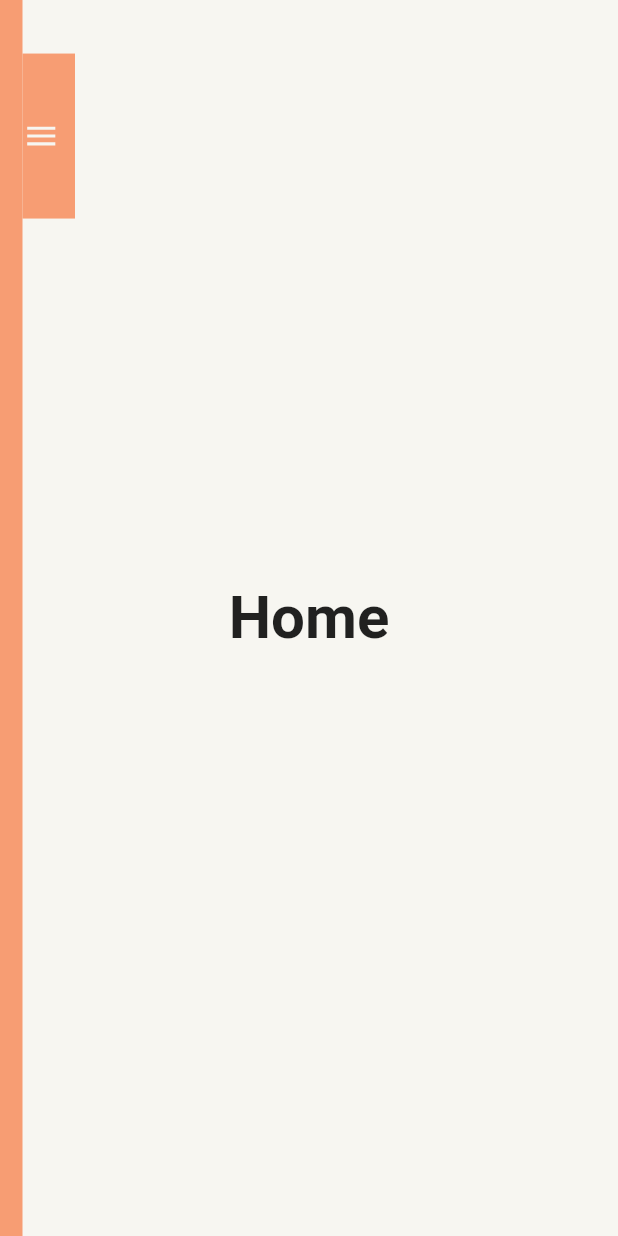
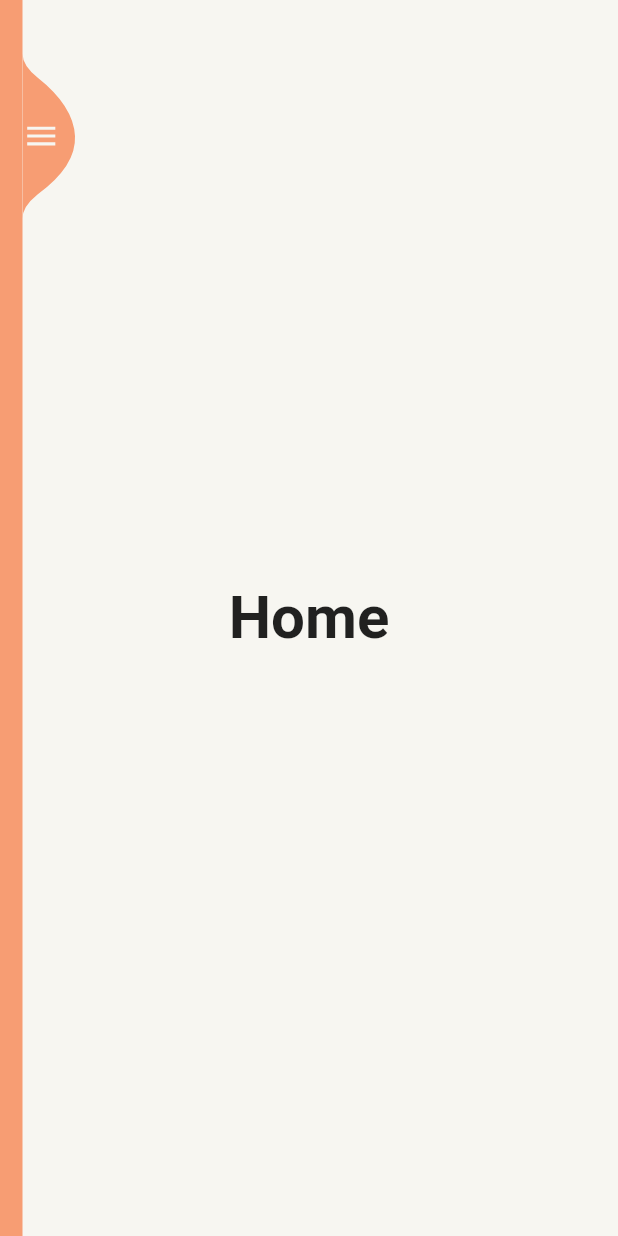
Before and after one commit to MatthieuNadeau96/sidebar_animation, a Flutter app: the screen it shows after launch, on a phone screen of 412 x 824 dp. Run offline on Flutter 3.47's test engine with Material 2 defaults, Android fonts, the phone set to English and light mode, and no system bars; our stand-ins replace rxdart.

```diff
--- a/lib/sidebar/sidebar.dart
+++ b/lib/sidebar/sidebar.dart
@@ -145,6 +145,8 @@ class _SidebarState extends State<Sidebar> with SingleTickerProviderStateMixin {
                   onTap: () {
                     onIconPressed();
                   },
+                  child: ClipPath(
+                    clipper: CustomMenuClipper(),
                     child: Container(
                       height: 110,
                       width: 35,
@@ -158,6 +160,7 @@ class _SidebarState extends State<Sidebar> with SingleTickerProviderStateMixin {
                       ),
                     ),
                   ),
+                ),
               )
             ],
           ),
@@ -166,3 +169,32 @@ class _SidebarState extends State<Sidebar> with SingleTickerProviderStateMixin {
     );
   }
 }
+
+class CustomMenuClipper extends CustomClipper<Path> {
+  @override
+  Path getClip(Size size) {
+    Paint paint = Paint();
+    paint.color = Color(0xffF7F6F1);
+
+    final width = size.width;
+    final height = size.height;
+
+    Path path = Path();
+    path.moveTo(0, 0);
+    path.quadraticBezierTo(0, 8, 10, 16);
+    path.quadraticBezierTo(width - 1, height / 2 - 20, width, height / 2);
+    path.quadraticBezierTo(width + 1, height / 2 + 20, 10, height - 16);
+    path.quadraticBezierTo(0, height - 8, 0, height);
+
+    path.close();
+
+    return path;
+    // throw UnimplementedError();
+  }
+
+  @override
+  bool shouldReclip(CustomClipper<Path> oldClipper) {
+    // throw UnimplementedError();
+    return true;
+  }
+}
```
Lines whose indentation alone changed are shown as unchanged.
